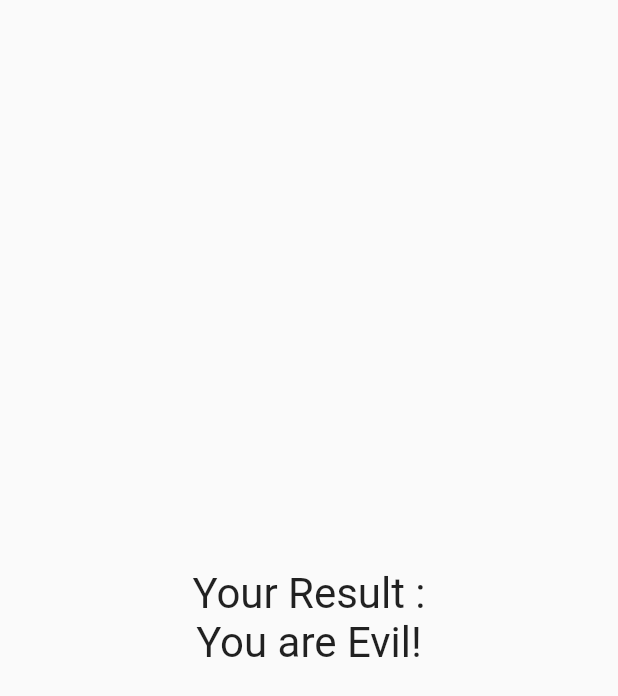
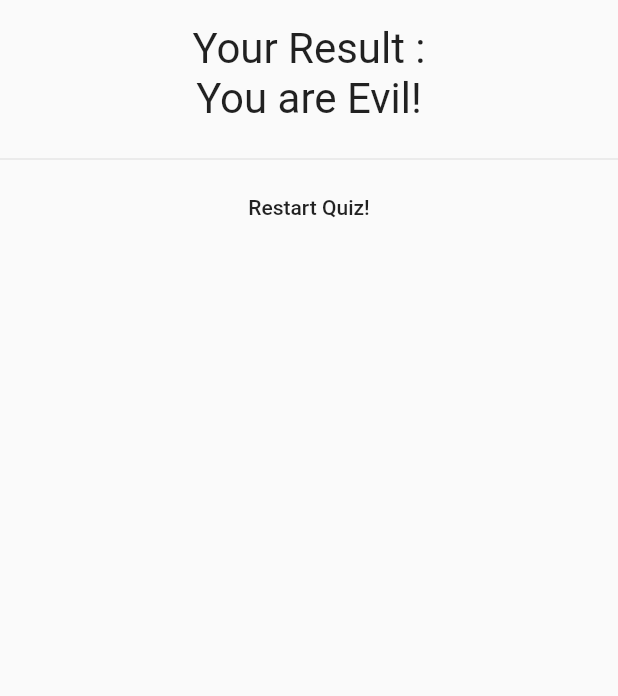
Before and after one commit to RavinderSokhal7/My_First_Flutter_App, a Flutter app: the Result widget shown alone on an empty page, opened directly with empty values, on a phone screen of 412 x 824 dp. Shown: the top 696 px of the screen. Run offline on Flutter 3.47's test engine with Material 2 defaults, Android fonts, the phone set to English and light mode, and no system bars.

Commit message:
Update result.dart

```diff
--- a/lib/result.dart
+++ b/lib/result.dart
@@ -2,18 +2,30 @@ import 'package:flutter/material.dart';
 
 class Result extends StatelessWidget {
   final int totalScore;
-  Result(this.totalScore);
+  final Function resetQuiz;
+  Result(this.totalScore, this.resetQuiz);
   @override
   Widget build(BuildContext context) {
     print(totalScore);
     String role;
     role = (totalScore > 28) ? 'You are Cool! You like action and adventure.' : (totalScore > 25) ? 'You are fun! You stay lite and humble. That\'s cool' : (totalScore>21) ? 'You have different taste!' : 'You are Evil!';
-    return Center(
-      child: Padding(
-        padding: const EdgeInsets.all(8.0),
-        child: Text('Your Result :\n'+ role,
-            style: TextStyle(fontSize: 28), textAlign: TextAlign.center),
-      ),
+    return Column(
+      children: <Widget>[
+        Center(
+          child: Padding(
+            padding: const EdgeInsets.all(16.0),
+            child: Text('Your Result :\n' + role,
+                style: TextStyle(fontSize: 28), textAlign: TextAlign.center),
+          ),
+        ),
+        Divider(),
+        FlatButton(
+          child: Text("Restart Quiz!",
+              style: TextStyle(fontSize: 14), textAlign: TextAlign.center),
+          onPressed: resetQuiz,
+          splashColor: Colors.purpleAccent,
+        )
+      ],
     );
   }
 }
```
